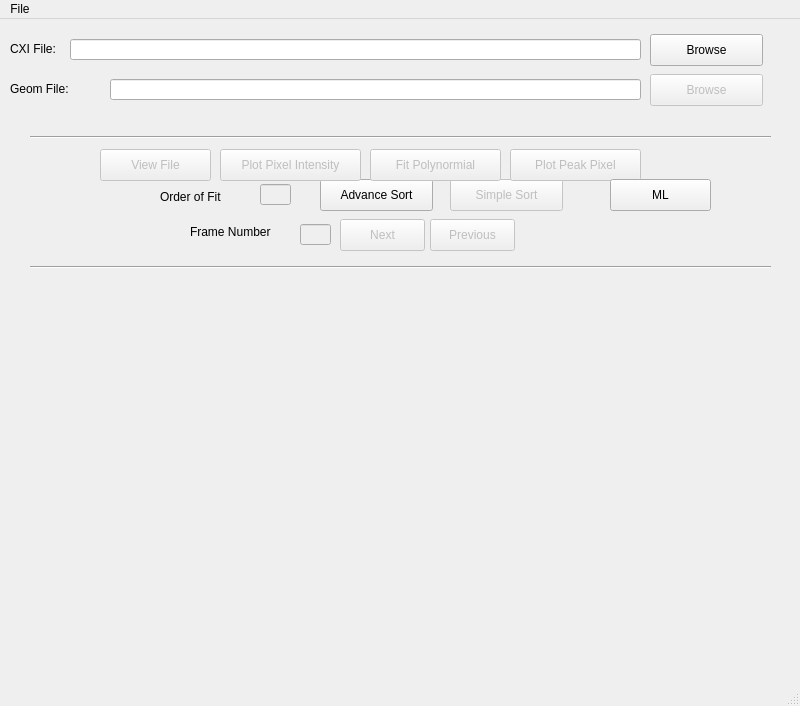
Above: mainWindow.ui from gihankaushyal/PixelAnomalyDetectorTool before the change. Below: the same form after it.
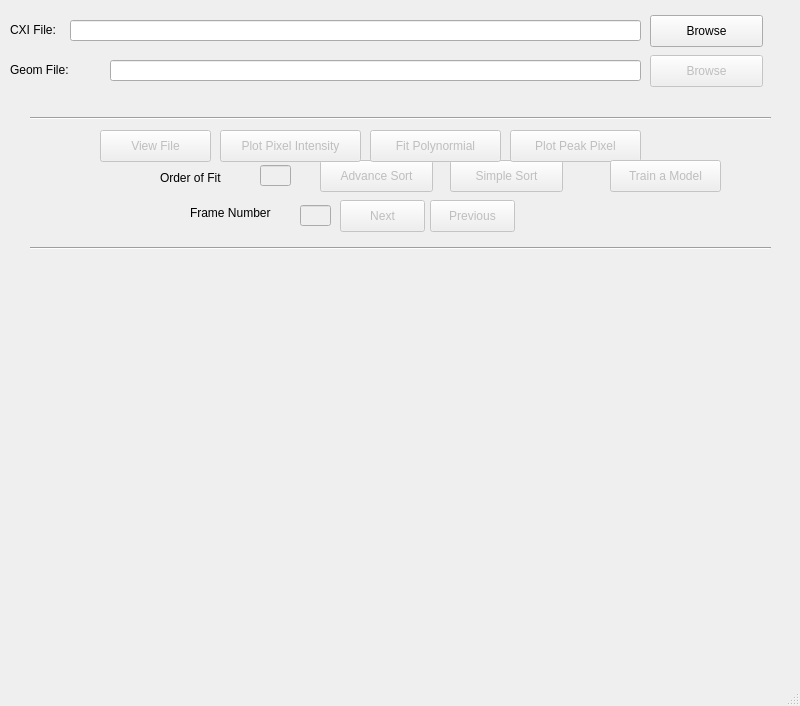
That is the form after the change.

Commit message: buttons were set to default appearance

What changed in the file:
```diff
--- a/mainWindow.ui
+++ b/mainWindow.ui
@@ -68,7 +68,7 @@
    </widget>
    <widget class="QPushButton" name="advanceSortButton">
     <property name="enabled">
-     <bool>true</bool>
+     <bool>false</bool>
     </property>
     <property name="geometry">
      <rect>
@@ -307,40 +307,21 @@
    </widget>
    <widget class="QPushButton" name="MLButton">
     <property name="enabled">
-     <bool>true</bool>
+     <bool>false</bool>
     </property>
     <property name="geometry">
      <rect>
       <x>610</x>
       <y>160</y>
-      <width>101</width>
+      <width>111</width>
       <height>32</height>
      </rect>
     </property>
     <property name="text">
-     <string>ML</string>
+     <string>Train a Model</string>
     </property>
    </widget>
   </widget>
-  <widget class="QMenuBar" name="menubar">
-   <property name="geometry">
-    <rect>
-     <x>0</x>
-     <y>0</y>
-     <width>800</width>
-     <height>22</height>
-    </rect>
-   </property>
-   <widget class="QMenu" name="menuFile">
-    <property name="title">
-     <string>File</string>
-    </property>
-    <addaction name="actionOpen"/>
-    <addaction name="separator"/>
-    <addaction name="actionQuit"/>
-   </widget>
-   <addaction name="menuFile"/>
-  </widget>
   <widget class="QStatusBar" name="statusbar"/>
   <action name="actionQuit">
    <property name="text">
```
